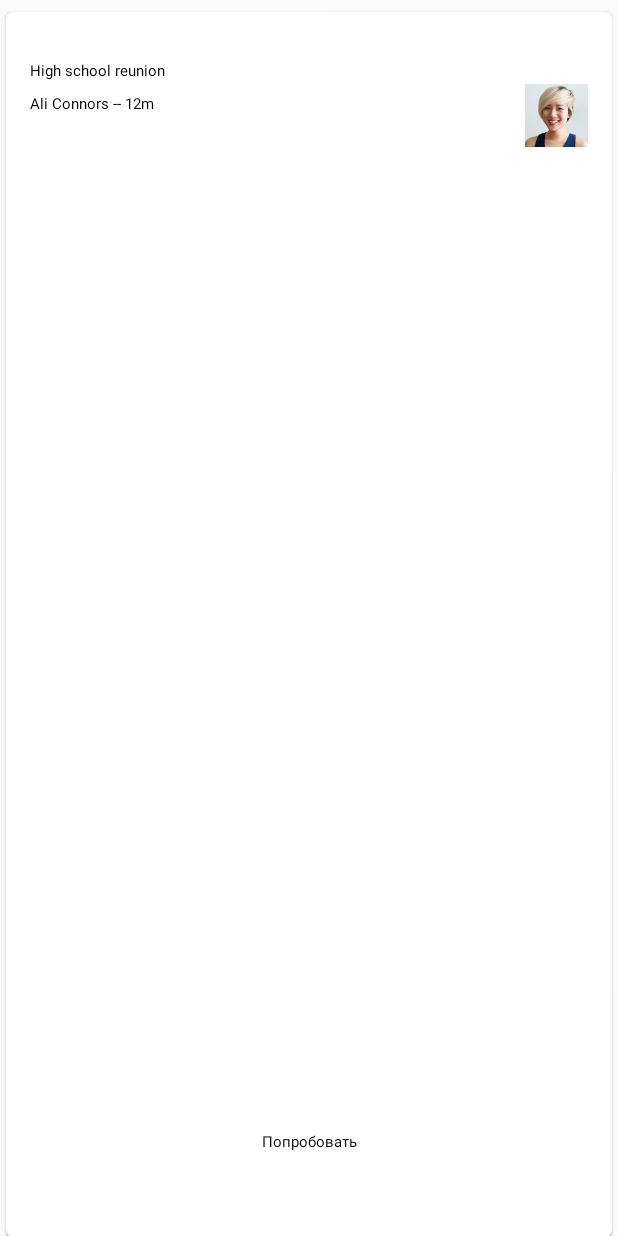
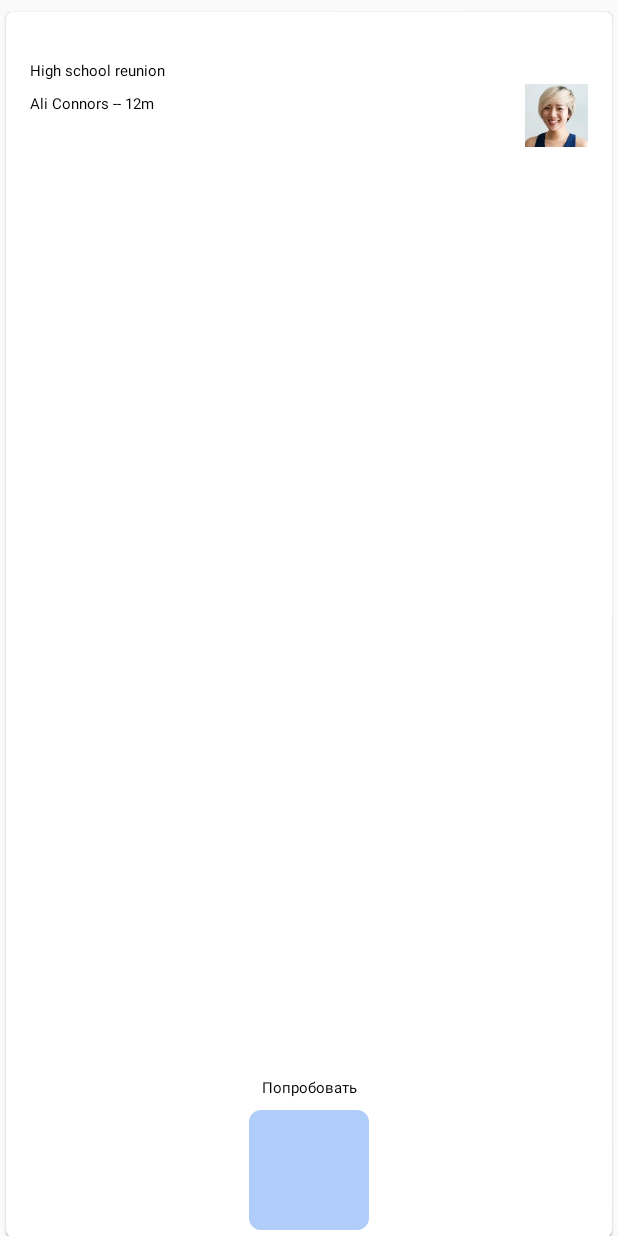
Before and after one commit to alekseyonanov/Invest, an Android app: the layout fragment_education_detail.xml on its own in the app's theme, with its tools: preview values and no code run, on a phone screen of 412 x 824 dp. Run offline under Robolectric (Android 15) with nearby library versions, the light colour scheme and no system bars; Roboto replaces fonts that are not available here.

```diff
--- a/app/src/main/java/ru/grokkers/invest/ui/fragment/education/detail/EducationDetailViewModel.kt
+++ b/app/src/main/java/ru/grokkers/invest/ui/fragment/education/detail/EducationDetailViewModel.kt
@@ -9,8 +9,6 @@
 import javax.inject.Inject
 
 /**
- *
- *
  * @author Onanov Aleksey (@onanov)
  */
 @HiltViewModel
--- a/app/src/main/java/ru/grokkers/invest/ui/fragment/storefragment/StockFragment.kt
+++ b/app/src/main/java/ru/grokkers/invest/ui/fragment/storefragment/StockFragment.kt
@@ -12,6 +12,7 @@
 import dagger.hilt.android.AndroidEntryPoint
 import ru.grokkers.invest.R
 import ru.grokkers.invest.databinding.StockFragmentBinding
+import ru.grokkers.invest.ui.activity.MainActivity
 import ru.grokkers.invest.ui.base.BaseFragment
 import ru.grokkers.invest.ui.fragment.storefragment.adapter.StockListAdapter
 
@@ -32,6 +33,10 @@
         savedInstanceState: Bundle?,
     ): View {
         _binding = StockFragmentBinding.inflate(inflater, container, false);
+
+        (activity as MainActivity).setNavigationVisibility(true)
+        (activity as MainActivity).setFabIcon(R.drawable.ic_money)
+
         binding.appbar.addOnOffsetChangedListener(offsetChangedListener)
         StockListAdapter().also { stockAdapter ->
             stockAdapter.onStockClick = viewModel::stockClick
--- /dev/null
+++ b/app/src/main/res/drawable/highlight_background.xml
@@ -0,0 +1,5 @@
+<?xml version="1.0" encoding="utf-8"?>
+<shape xmlns:android="http://schemas.android.com/apk/res/android">
+    <solid android:color="@color/blue30"/>
+    <corners android:radius="@dimen/plane_08"/>
+</shape>
--- a/app/src/main/res/layout/fragment_education_detail.xml
+++ b/app/src/main/res/layout/fragment_education_detail.xml
@@ -23,7 +23,6 @@
             android:layout_height="match_parent"
             android:paddingHorizontal="@dimen/grid_2"
             android:paddingTop="@dimen/grid_3"
-            android:paddingBottom="@dimen/bottom_app_bar_height"
             app:paddingBottomSystemWindowInsets="true">
 
             <TextView
@@ -96,11 +95,22 @@
                 android:layout_width="wrap_content"
                 android:layout_height="wrap_content"
                 android:text="Попробовать"
+                android:id="@+id/give_try"
+                android:layout_marginBottom="@dimen/plane_08"
+                app:layout_constraintBottom_toTopOf="@id/highlight"
                 android:textAppearance="?textAppearanceHeadline6"
-                app:layout_constraintBottom_toBottomOf="parent"
                 app:layout_constraintEnd_toEndOf="parent"
                 app:layout_constraintStart_toStartOf="parent" />
 
+            <View
+                android:id="@+id/highlight"
+                android:layout_width="80dp"
+                android:layout_height="80dp"
+                android:background="@drawable/highlight_background"
+                app:layout_constraintBottom_toBottomOf="parent"
+                app:layout_constraintEnd_toEndOf="parent"
+                android:layout_marginBottom="4dp"
+                app:layout_constraintStart_toStartOf="parent" />
 
         </androidx.constraintlayout.widget.ConstraintLayout>
 
```
